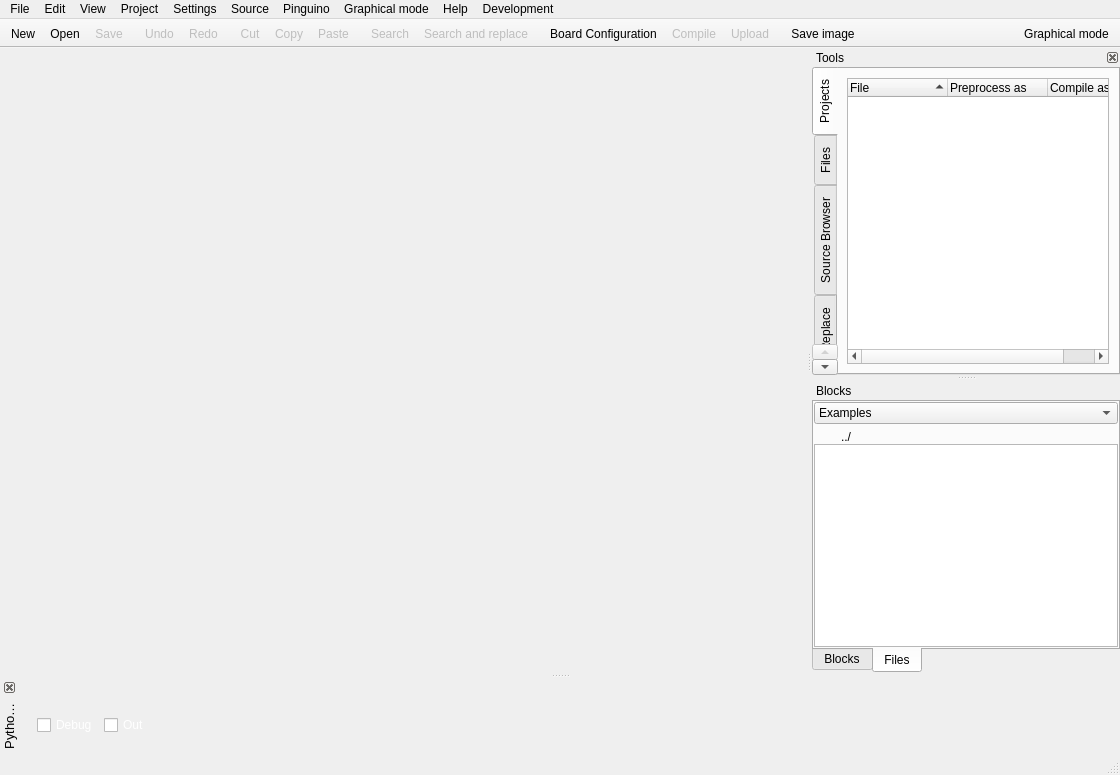
Before: the Qt Designer form qtgui/frames/main.ui in PinguinoIDE/pinguino-ide, drawn with Qt 5.
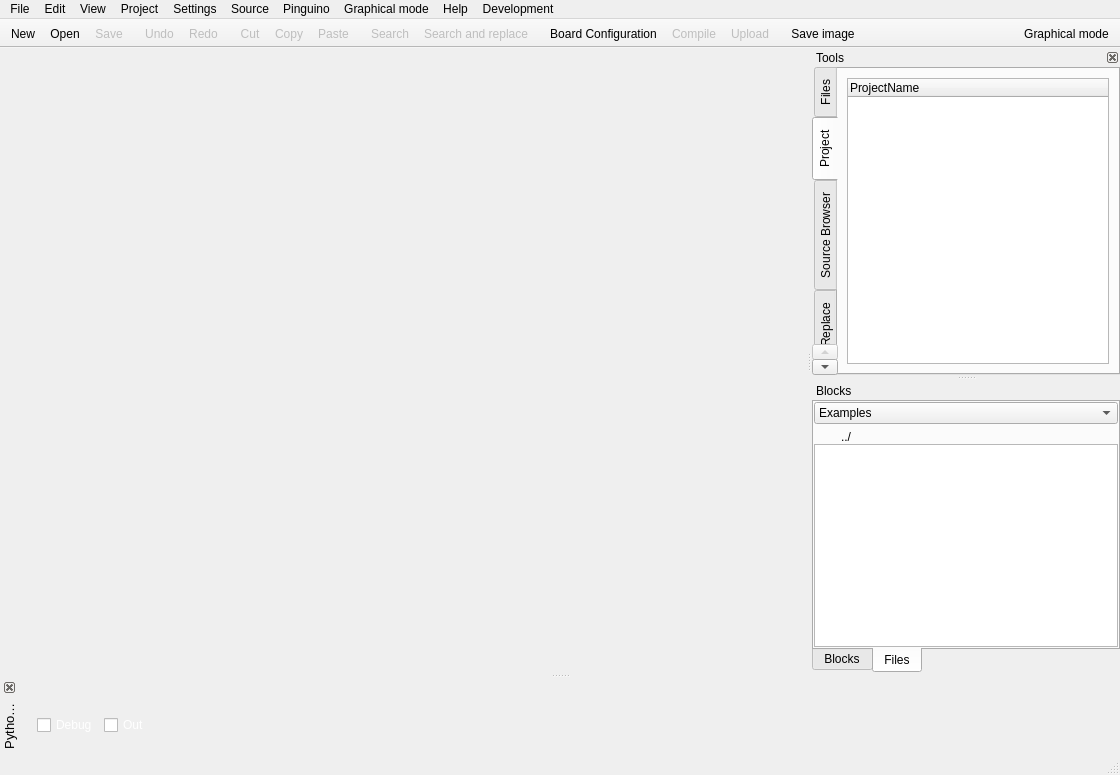
After: the same form once the commit is applied. The open tabs and pages were chosen to show the change. Icons and pictures are not drawn.

Commit message: Adding project manager.

What changed in the file:
```diff
--- a/qtgui/frames/main.ui
+++ b/qtgui/frames/main.ui
@@ -334,55 +334,8 @@
         <enum>QTabWidget::West</enum>
        </property>
        <property name="currentIndex">
-        <number>0</number>
+        <number>1</number>
        </property>
-       <widget class="QWidget" name="Projects">
-        <attribute name="title">
-         <string>Projects</string>
-        </attribute>
-        <layout class="QGridLayout" name="gridLayout_16">
-         <item row="0" column="0">
-          <widget class="QTreeWidget" name="treeWidget_projects">
-           <property name="midLineWidth">
-            <number>1</number>
-           </property>
-           <property name="rootIsDecorated">
-            <bool>true</bool>
-           </property>
-           <property name="sortingEnabled">
-            <bool>true</bool>
-           </property>
-           <property name="animated">
-            <bool>true</bool>
-           </property>
-           <property name="columnCount">
-            <number>3</number>
-           </property>
-           <attribute name="headerDefaultSectionSize">
-            <number>100</number>
-           </attribute>
-           <attribute name="headerStretchLastSection">
-            <bool>true</bool>
-           </attribute>
-           <column>
-            <property name="text">
-             <string>File</string>
-            </property>
-           </column>
-           <column>
-            <property name="text">
-             <string>Preprocess as</string>
-            </property>
-           </column>
-           <column>
-            <property name="text">
-             <string>Compile as</string>
-            </property>
-           </column>
-          </widget>
-         </item>
-        </layout>
-       </widget>
        <widget class="QWidget" name="Files">
         <attribute name="title">
          <string>Files</string>
@@ -449,6 +402,52 @@
          </item>
         </layout>
        </widget>
+       <widget class="QWidget" name="Project">
+        <attribute name="title">
+         <string>Project</string>
+        </attribute>
+        <layout class="QGridLayout" name="gridLayout_16">
+         <item row="0" column="0">
+          <widget class="QTreeWidget" name="treeWidget_projects">
+           <property name="midLineWidth">
+            <number>1</number>
+           </property>
+           <property name="iconSize">
+            <size>
+             <width>25</width>
+             <height>25</height>
+            </size>
+           </property>
+           <property name="rootIsDecorated">
+            <bool>true</bool>
+           </property>
+           <property name="sortingEnabled">
+            <bool>false</bool>
+           </property>
+           <property name="animated">
+            <bool>true</bool>
+           </property>
+           <property name="columnCount">
+            <number>1</number>
+           </property>
+           <attribute name="headerDefaultSectionSize">
+            <number>100</number>
+           </attribute>
+           <attribute name="headerShowSortIndicator" stdset="0">
+            <bool>false</bool>
+           </attribute>
+           <attribute name="headerStretchLastSection">
+            <bool>true</bool>
+           </attribute>
+           <column>
+            <property name="text">
+             <string>ProjectName</string>
+            </property>
+           </column>
+          </widget>
+         </item>
+        </layout>
+       </widget>
        <widget class="QWidget" name="SourceBrowser">
         <attribute name="title">
          <string>Source Browser</string>
```
Left out of the diff: 2 changed lines with no effect on the pictures. The commit also changes 35 other files.
